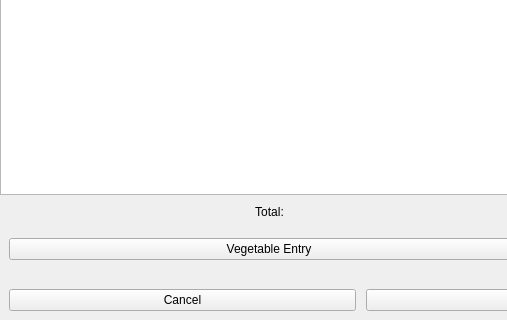
Before: the Qt Designer form Project/ui/sales_frame.ui in Selvam-T/POS, drawn with Qt 5; both pictures show x 0 to 507 and y 425 to 745 of the 1078 by 745 pixel window.
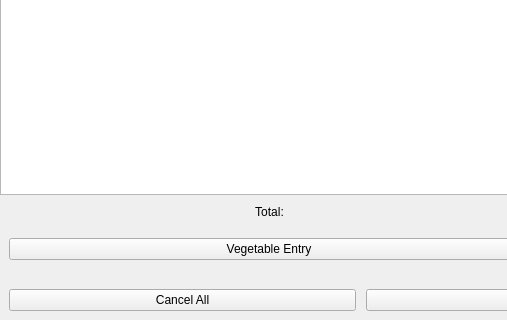
After: the same form once the commit is applied.

Diff of the .ui file:
```diff
--- a/Project/ui/sales_frame.ui
+++ b/Project/ui/sales_frame.ui
@@ -170,7 +170,7 @@
         <item>
          <widget class="QPushButton" name="cancelsaleBtn">
           <property name="text">
-            <string>Cancel</string>
+            <string>Cancel All</string>
           </property>
          </widget>
         </item>
```
